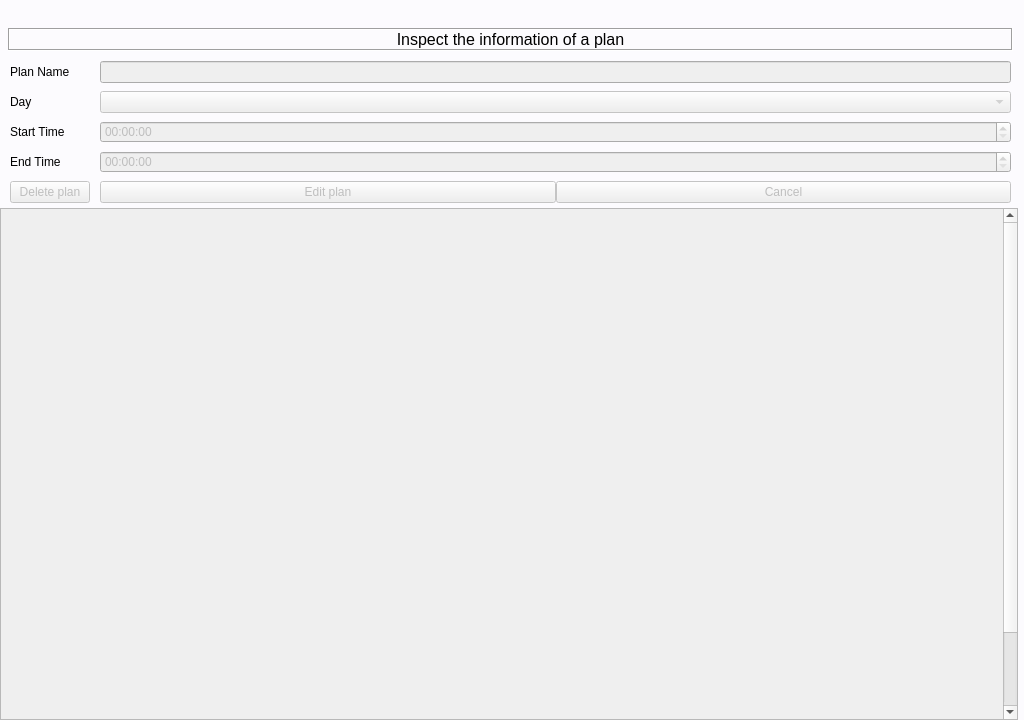
qwertyhoge/timetable_qt, file mainwindow.ui: the form before one commit.
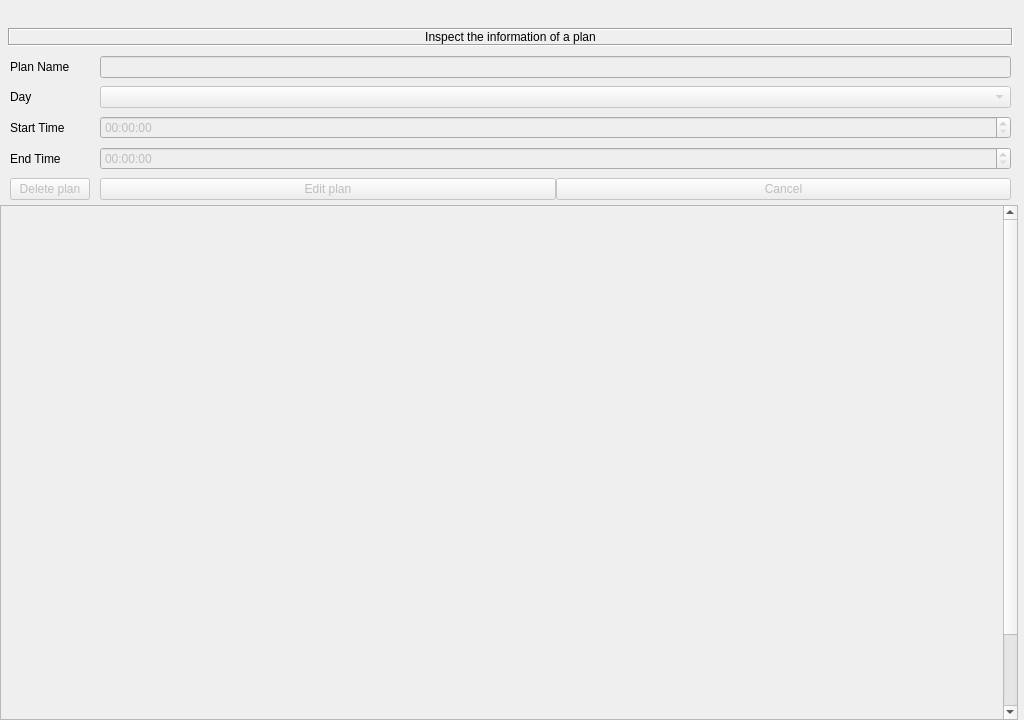
The form after the commit. Custom widgets are drawn as their Qt base class.

```diff
--- a/mainwindow.ui
+++ b/mainwindow.ui
@@ -14,9 +14,7 @@
    <string>MainWindow</string>
   </property>
   <property name="styleSheet">
-   <string notr="true">QMainWindow{
-	background-color: #fcfbfe;
-}</string>
+   <string notr="true"/>
   </property>
   <widget class="QWidget" name="apparea">
    <layout class="QHBoxLayout" name="horizontalLayout_3" stretch="1">
@@ -95,7 +93,7 @@
             </sizepolicy>
            </property>
            <property name="styleSheet">
-            <string notr="true">font-size: 16px;</string>
+            <string notr="true"/>
            </property>
            <property name="frameShape">
             <enum>QFrame::Box</enum>
```
